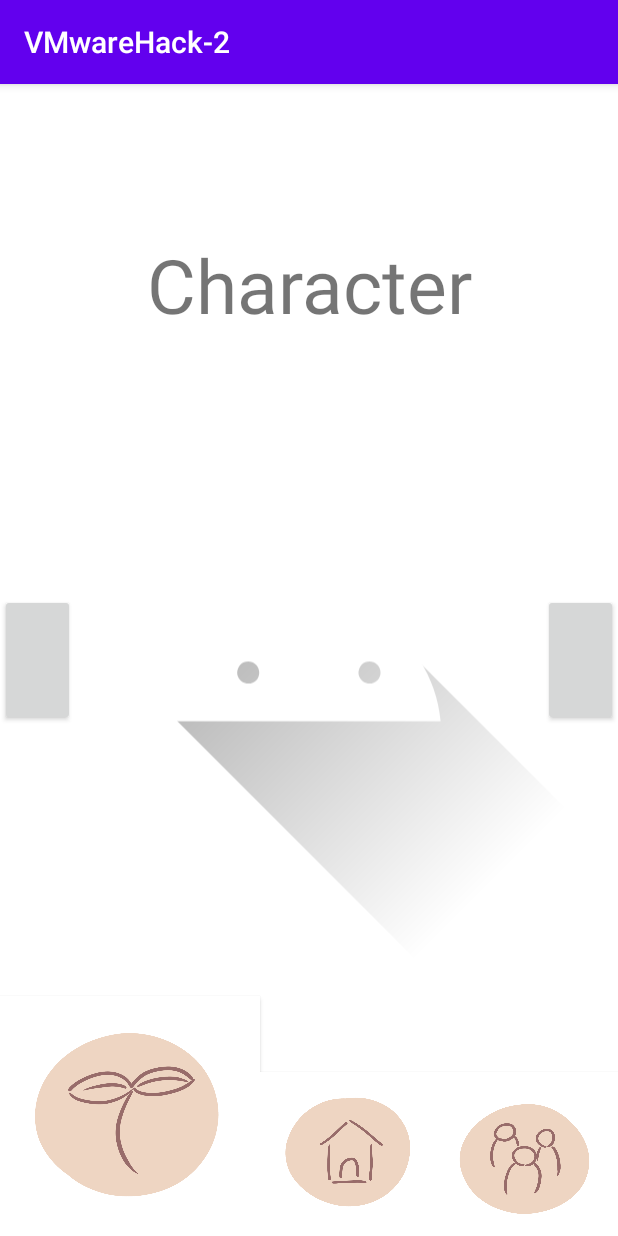
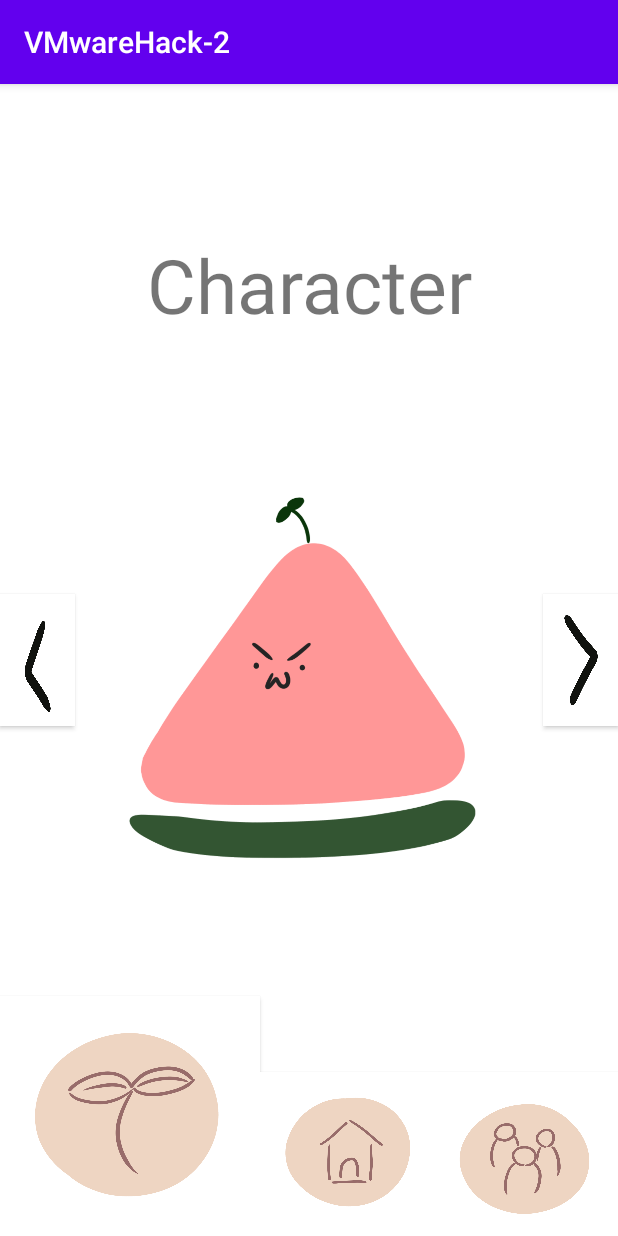
Before and after one commit to eileenchang/VMwareHack-2, an Android app: the fragment character3 placed in its activity, on a phone screen of 412 x 824 dp. Run offline under Robolectric (Android 15) with nearby library versions, the phone set to English and light mode, and no system bars.

Commit message:
characters done

```diff
--- a/app/src/main/res/layout/activity_character.xml
+++ b/app/src/main/res/layout/activity_character.xml
@@ -65,6 +65,8 @@
         android:id="@+id/back"
         android:layout_width="50dp"
         android:layout_height="88dp"
+        android:background="#FFFFFF"
+        android:foreground="@drawable/to_the_left"
         app:layout_constraintBottom_toBottomOf="parent"
         app:layout_constraintStart_toStartOf="parent"
         app:layout_constraintTop_toTopOf="parent" />
@@ -73,6 +75,8 @@
         android:id="@+id/ford"
         android:layout_width="50dp"
         android:layout_height="88dp"
+        android:background="#FFFFFF"
+        android:foreground="@drawable/to_the_right"
         app:layout_constraintBottom_toBottomOf="parent"
         app:layout_constraintEnd_toEndOf="parent"
         app:layout_constraintTop_toTopOf="parent" />
--- a/app/src/main/res/layout/fragment_character2.xml
+++ b/app/src/main/res/layout/fragment_character2.xml
@@ -10,5 +10,5 @@
         android:id="@+id/imageView4"
         android:layout_width="wrap_content"
         android:layout_height="wrap_content"
-        android:src="@drawable/sprout" />
+        android:src="@drawable/banan" />
 </FrameLayout>
--- a/app/src/main/res/layout/fragment_character3.xml
+++ b/app/src/main/res/layout/fragment_character3.xml
@@ -8,7 +8,7 @@
 
     <ImageView
         android:id="@+id/imageView3"
-        android:layout_width="match_parent"
-        android:layout_height="match_parent"
-        android:src="@drawable/ic_launcher_foreground" />
+        android:layout_width="wrap_content"
+        android:layout_height="wrap_content"
+        android:src="@drawable/watermelon_with_anger" />
 </FrameLayout>
```
